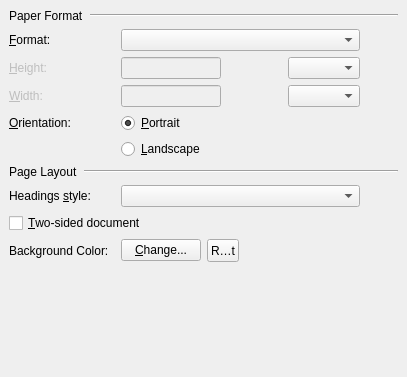
The window that src/frontends/qt4/ui/PageLayoutUi.ui (cburschka/lyx) describes before a commit, drawn with Qt 5.
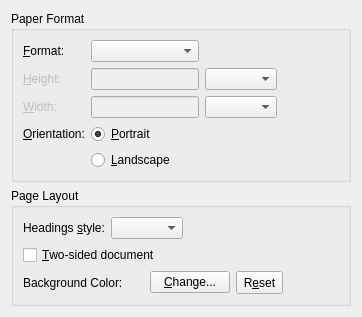
The same window after the commit. Custom widgets are drawn as their Qt base class.

Commit message: PageLayoutUi.ui: group everything into boxes for a consistent layout with the other document settings UI

```diff
--- a/src/frontends/qt4/ui/PageLayoutUi.ui
+++ b/src/frontends/qt4/ui/PageLayoutUi.ui
@@ -1,60 +1,30 @@
 <ui version="4.0" >
  <class>PageLayoutUi</class>
- <widget class="QWidget" name="PageLayoutUi" >
-  <property name="geometry" >
+ <widget class="QWidget" name="PageLayoutUi">
+  <property name="geometry">
    <rect>
     <x>0</x>
     <y>0</y>
-    <width>407</width>
-    <height>377</height>
+    <width>362</width>
+    <height>308</height>
    </rect>
   </property>
   <property name="windowTitle" >
    <string/>
   </property>
-  <layout class="QGridLayout" >
-   <property name="margin" >
-    <number>9</number>
-   </property>
-   <property name="spacing" >
-    <number>6</number>
-   </property>
-   <item row="0" column="1" colspan="13" >
-    <layout class="QHBoxLayout" >
-     <property name="spacing" >
-      <number>6</number>
-     </property>
-     <property name="margin" >
-      <number>0</number>
-     </property>
-     <item>
-      <widget class="QLabel" name="label_2" >
-       <property name="text" >
+  <layout class="QGridLayout" name="gridLayout_3">
+   <item row="0" column="0">
+    <widget class="QGroupBox" name="paperFormatGB">
+     <property name="title">
         <string>Paper Format</string>
        </property>
-      </widget>
-     </item>
-     <item>
-      <widget class="QFrame" name="frame_2" >
-       <property name="sizePolicy" >
-        <sizepolicy vsizetype="Fixed" hsizetype="Expanding" >
-         <horstretch>0</horstretch>
-         <verstretch>0</verstretch>
-        </sizepolicy>
-       </property>
-       <property name="frameShape" >
-        <enum>QFrame::HLine</enum>
-       </property>
-       <property name="frameShadow" >
-        <enum>QFrame::Sunken</enum>
-       </property>
-      </widget>
-     </item>
-    </layout>
-   </item>
-   <item row="1" column="1" >
-    <widget class="QLabel" name="papersizeL" >
-     <property name="text" >
+     <property name="flat">
+      <bool>true</bool>
+     </property>
+     <layout class="QGridLayout" name="gridLayout">
+      <item row="0" column="0">
+       <widget class="QLabel" name="papersizeL">
+        <property name="text">
       <string>&amp;Format:</string>
      </property>
      <property name="buddy" >
@@ -62,10 +32,10 @@
      </property>
     </widget>
    </item>
-   <item row="1" column="5" colspan="8" >
-    <widget class="QComboBox" name="papersizeCO" >
-     <property name="sizePolicy" >
-      <sizepolicy vsizetype="Fixed" hsizetype="Expanding" >
+      <item row="0" column="1">
+       <widget class="QComboBox" name="papersizeCO">
+        <property name="sizePolicy">
+         <sizepolicy hsizetype="Expanding" vsizetype="Fixed">
        <horstretch>0</horstretch>
        <verstretch>0</verstretch>
       </sizepolicy>
@@ -78,22 +48,22 @@
      </property>
     </widget>
    </item>
-   <item row="1" column="13" >
+      <item row="0" column="3">
     <spacer>
      <property name="orientation" >
       <enum>Qt::Horizontal</enum>
      </property>
-     <property name="sizeHint" stdset="0" >
+        <property name="sizeHint" stdset="0">
       <size>
-       <width>40</width>
+          <width>43</width>
        <height>20</height>
       </size>
      </property>
     </spacer>
    </item>
-   <item row="2" column="1" >
-    <widget class="QLabel" name="paperheightL" >
-     <property name="enabled" >
+      <item row="1" column="0">
+       <widget class="QLabel" name="paperheightL">
+        <property name="enabled">
       <bool>false</bool>
      </property>
      <property name="text" >
@@ -104,9 +74,9 @@
      </property>
     </widget>
    </item>
-   <item row="2" column="5" >
-    <widget class="QLineEdit" name="paperheightLE" >
-     <property name="enabled" >
+      <item row="1" column="1">
+       <widget class="QLineEdit" name="paperheightLE">
+        <property name="enabled">
       <bool>false</bool>
      </property>
      <property name="sizePolicy" >
@@ -117,12 +87,12 @@
      </property>
     </widget>
    </item>
-   <item row="2" column="12" >
-    <widget class="LengthCombo" name="paperheightUnitCO" />
-   </item>
-   <item row="3" column="1" >
-    <widget class="QLabel" name="paperwidthL" >
-     <property name="enabled" >
+      <item row="1" column="2">
+       <widget class="LengthCombo" name="paperheightUnitCO"/>
+      </item>
+      <item row="2" column="0">
+       <widget class="QLabel" name="paperwidthL">
+        <property name="enabled">
       <bool>false</bool>
      </property>
      <property name="text" >
@@ -133,9 +103,9 @@
      </property>
     </widget>
    </item>
-   <item row="3" column="5" >
-    <widget class="QLineEdit" name="paperwidthLE" >
-     <property name="enabled" >
+      <item row="2" column="1">
+       <widget class="QLineEdit" name="paperwidthLE">
+        <property name="enabled">
       <bool>false</bool>
      </property>
      <property name="sizePolicy" >
@@ -146,12 +116,12 @@
      </property>
     </widget>
    </item>
-   <item row="3" column="12" >
-    <widget class="LengthCombo" name="paperwidthUnitCO" />
-   </item>
-   <item row="4" column="1" >
-    <widget class="QLabel" name="label_3" >
-     <property name="text" >
+      <item row="2" column="2">
+       <widget class="LengthCombo" name="paperwidthUnitCO"/>
+      </item>
+      <item row="3" column="0">
+       <widget class="QLabel" name="label_3">
+        <property name="text">
       <string>&amp;Orientation:</string>
      </property>
      <property name="buddy" >
@@ -159,9 +129,9 @@
      </property>
     </widget>
    </item>
-   <item row="4" column="5" colspan="8" >
-    <widget class="QRadioButton" name="portraitRB" >
-     <property name="text" >
+      <item row="3" column="1">
+       <widget class="QRadioButton" name="portraitRB">
+        <property name="text">
       <string>&amp;Portrait</string>
      </property>
      <property name="checked" >
@@ -169,49 +139,34 @@
      </property>
     </widget>
    </item>
-   <item row="5" column="5" colspan="8" >
-    <widget class="QRadioButton" name="landscapeRB" >
-     <property name="text" >
+      <item row="4" column="1">
+       <widget class="QRadioButton" name="landscapeRB">
+        <property name="text">
       <string>&amp;Landscape</string>
      </property>
     </widget>
    </item>
-   <item row="6" column="1" colspan="13" >
-    <layout class="QHBoxLayout" >
-     <property name="spacing" >
-      <number>6</number>
+     </layout>
+    </widget>
+   </item>
+   <item row="1" column="0">
+    <widget class="QGroupBox" name="pageLayoutGB">
+     <property name="sizePolicy">
+      <sizepolicy hsizetype="Expanding" vsizetype="Expanding">
+       <horstretch>0</horstretch>
+       <verstretch>0</verstretch>
+      </sizepolicy>
      </property>
-     <property name="margin" >
-      <number>0</number>
-     </property>
-     <item>
-      <widget class="QLabel" name="label" >
-       <property name="text" >
+     <property name="title">
         <string>Page Layout</string>
        </property>
-      </widget>
-     </item>
-     <item>
-      <widget class="QFrame" name="frame" >
-       <property name="sizePolicy" >
-        <sizepolicy vsizetype="Fixed" hsizetype="Expanding" >
-         <horstretch>0</horstretch>
-         <verstretch>0</verstretch>
-        </sizepolicy>
-       </property>
-       <property name="frameShape" >
-        <enum>QFrame::HLine</enum>
-       </property>
-       <property name="frameShadow" >
-        <enum>QFrame::Sunken</enum>
-       </property>
-      </widget>
-     </item>
-    </layout>
-   </item>
-   <item row="7" column="1" colspan="2" >
-    <widget class="QLabel" name="pagestyleL" >
-     <property name="text" >
+     <property name="flat">
+      <bool>true</bool>
+     </property>
+     <layout class="QGridLayout" name="gridLayout_2">
+      <item row="0" column="0">
+       <widget class="QLabel" name="pagestyleL">
+        <property name="text">
       <string>Headings &amp;style:</string>
      </property>
      <property name="buddy" >
@@ -219,10 +174,10 @@
      </property>
     </widget>
    </item>
-   <item row="7" column="5" colspan="8" >
-    <widget class="QComboBox" name="pagestyleCO" >
-     <property name="sizePolicy" >
-      <sizepolicy vsizetype="Fixed" hsizetype="Expanding" >
+      <item row="0" column="1" colspan="2">
+       <widget class="QComboBox" name="pagestyleCO">
+        <property name="sizePolicy">
+         <sizepolicy hsizetype="Expanding" vsizetype="Fixed">
        <horstretch>0</horstretch>
        <verstretch>0</verstretch>
       </sizepolicy>
@@ -232,22 +187,22 @@
      </property>
     </widget>
    </item>
-   <item row="7" column="13" >
+      <item row="0" column="3">
     <spacer>
      <property name="orientation" >
       <enum>Qt::Horizontal</enum>
      </property>
-     <property name="sizeHint" stdset="0" >
+        <property name="sizeHint" stdset="0">
       <size>
-       <width>40</width>
+          <width>168</width>
        <height>20</height>
       </size>
      </property>
     </spacer>
    </item>
-   <item row="8" column="1" colspan="12" >
-    <widget class="QCheckBox" name="facingPagesCB" >
-     <property name="toolTip" >
+      <item row="1" column="0" colspan="3">
+       <widget class="QCheckBox" name="facingPagesCB">
+        <property name="toolTip">
       <string>Lay out the page for double-sided printing</string>
      </property>
      <property name="text" >
@@ -255,9 +210,9 @@
      </property>
     </widget>
    </item>
-   <item row="9" column="1" colspan="3" >
-    <widget class="QLabel" name="label_4" >
-     <property name="text" >
+      <item row="2" column="0" colspan="2">
+       <widget class="QLabel" name="label_4">
+        <property name="text">
       <string>Background Color:</string>
      </property>
      <property name="buddy" >
@@ -265,24 +220,8 @@
      </property>
     </widget>
    </item>
-   <item row="10" column="5" >
-    <spacer>
-     <property name="orientation" >
-      <enum>Qt::Vertical</enum>
-     </property>
-     <property name="sizeType" >
-      <enum>QSizePolicy::Expanding</enum>
-     </property>
-     <property name="sizeHint" stdset="0" >
-      <size>
-       <width>51</width>
-       <height>131</height>
-      </size>
-     </property>
-    </spacer>
-   </item>
-   <item row="9" column="5" colspan="4" >
-    <layout class="QHBoxLayout" name="horizontalLayout_2" >
+      <item row="2" column="2" colspan="2">
+       <layout class="QHBoxLayout" name="horizontalLayout_2">
      <item>
       <widget class="QPushButton" name="backgroundPB" >
        <property name="maximumSize" >
@@ -335,6 +274,25 @@
       </spacer>
      </item>
     </layout>
+      </item>
+     </layout>
+    </widget>
+   </item>
+   <item row="2" column="0">
+    <spacer>
+     <property name="orientation">
+      <enum>Qt::Vertical</enum>
+     </property>
+     <property name="sizeType">
+      <enum>QSizePolicy::Expanding</enum>
+     </property>
+     <property name="sizeHint" stdset="0">
+      <size>
+       <width>51</width>
+       <height>131</height>
+      </size>
+     </property>
+    </spacer>
    </item>
   </layout>
  </widget>
```
Left out of the diff: 72 changed lines with no effect on the pictures. Lines whose indentation alone changed are shown as unchanged.
